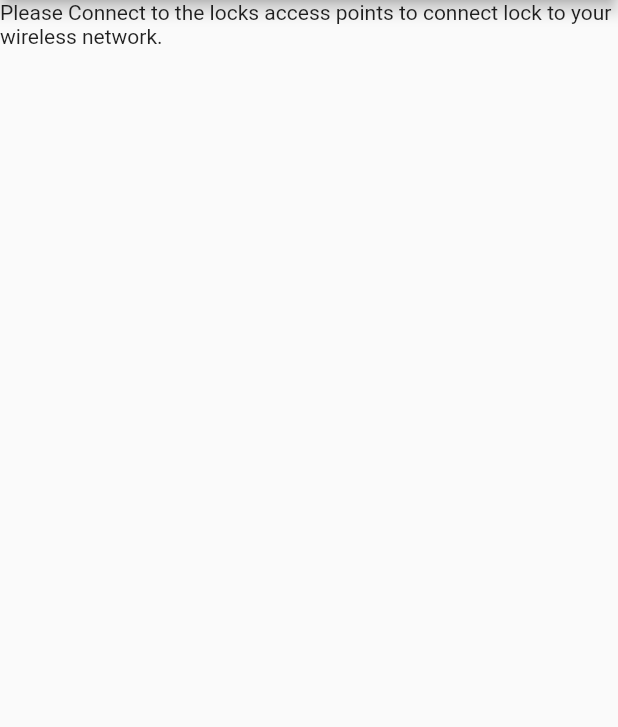
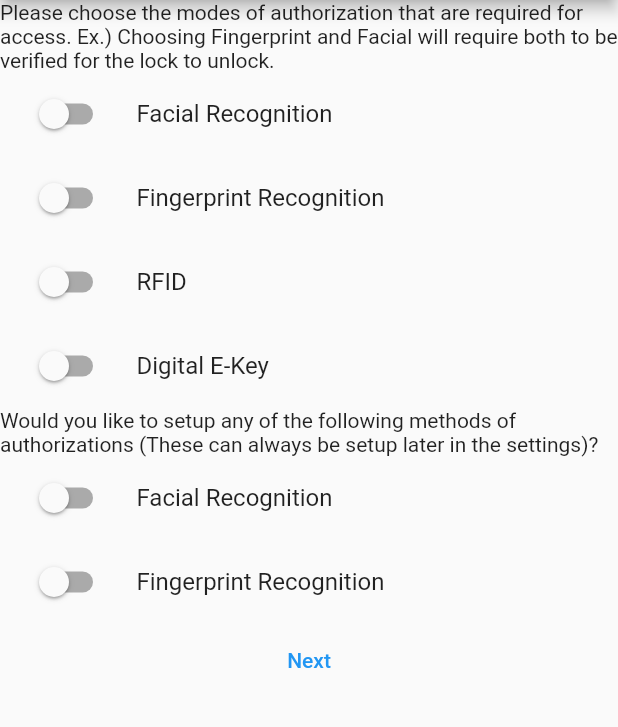
Before and after one commit to matthewnavarro2/SmockLock, a Flutter app: the Setup2 screen opened by its route, on a phone screen of 412 x 824 dp, the part 84-811 px from its top. Run offline on Flutter 3.47's test engine with Material 2 defaults, Android fonts, the phone set to English and light mode, and no system bars; our stand-ins replace camera, flutter_secure_storage, jwt_decoder; accounts and stored records are empty.

Commit message:
initial setup stuff

```diff
--- a/mobile_app/lib/home.dart
+++ b/mobile_app/lib/home.dart
@@ -18,7 +18,7 @@ class Home extends StatefulWidget {
 }
 
 class _HomeState extends State<Home> {
-  String securityTier = 'Security Level 3';
+  String user = 'Hello User22';
 
   @override
   Widget build(BuildContext context) {
@@ -68,7 +68,7 @@ class _HomeState extends State<Home> {
             SizedBox(height: MediaQuery.of(context).size.height * .08),
 
             Text(
-              securityTier,
+              user,
               style: const TextStyle(
                 fontWeight: FontWeight.bold,
                 fontSize: 25,
--- a/mobile_app/lib/lock_setup/setup2.dart
+++ b/mobile_app/lib/lock_setup/setup2.dart
@@ -10,18 +10,12 @@ class Setup2 extends StatefulWidget {
 
 class _Setup2State extends State<Setup2> {
 
-  Future<int> wifiStatus() async {
-    int lockStatus = 0;
-
-    while(lockStatus == 0){
-      var res = await Api.checkWifiStatus();
-      //check res to see if status is 0 or 1
-      //set lockstatus to status
-    }
-    // move to next page with assumption it is connected to wifi
-    return 1;
-
-  }
+  bool isFaceRec = false;
+  bool isFaceRec2 = false;
+  bool isFinger = false;
+  bool isFinger2 = false;
+  bool isRFID = false;
+  bool isEKEY = false;
 
   @override
   Widget build(BuildContext context) {
@@ -32,8 +26,89 @@ class _Setup2State extends State<Setup2> {
         body: SingleChildScrollView(
             child: Column(
               children: [
-                Text('Please Connect to the locks access points to connect lock to your wireless network.'),
 
+                const Text("Please choose the modes of authorization "
+                    "that are required for access. "
+                    "Ex.) Choosing Fingerprint and Facial will require "
+                    "both to be verified for the lock to unlock."
+                ),
+
+                ListTile(
+                  title: const Text('Facial Recognition'),
+                  leading: Switch(
+                    value: isFaceRec,
+                    onChanged: (bool value) {
+                      setState(() {
+                        isFaceRec = value;
+                      });
+                    },
+                  ),
+                ),
+
+                ListTile(
+                  title: const Text('Fingerprint Recognition'),
+                  leading: Switch(
+                    value: isFinger,
+                    onChanged: (bool value) {
+                      setState(() {
+                        isFinger = value;
+                      });
+                    },
+                  ),
+                ),
+
+                ListTile(
+                  title: const Text('RFID'),
+                  leading: Switch(
+                    value: isRFID,
+                    onChanged: (bool value) {
+                      setState(() {
+                        isRFID = value;
+                      });
+                    },
+                  ),
+                ),
+                ListTile(
+                  title: const Text('Digital E-Key'),
+                  leading: Switch(
+                    value: isEKEY,
+                    onChanged: (bool value) {
+                      setState(() {
+                        isEKEY = value;
+                      });
+                    },
+                  ),
+                ),
+                Text('Would you like to setup any of the following methods of authorizations (These can always be setup later in the settings)?'),
+                ListTile(
+                  title: const Text('Facial Recognition'),
+                  leading: Switch(
+                    value: isFaceRec2,
+                    onChanged: (bool value) {
+                      setState(() {
+                        isFaceRec2 = value;
+                      });
+                    },
+                  ),
+                ),
+                ListTile(
+                  title: const Text('Fingerprint Recognition'),
+                  leading: Switch(
+                    value: isFinger2,
+                    onChanged: (bool value) {
+                      setState(() {
+                        isFinger2 = value;
+                      });
+                    },
+                  ),
+                ),
+
+                TextButton(
+                    onPressed: () {
+
+                    },
+                    child: Text("Next"),
+                )
               ],
             )
         )
```
Also changed, not shown: mobile_app/lib/lock_setup/setup.dart (+59 -2 lines).
